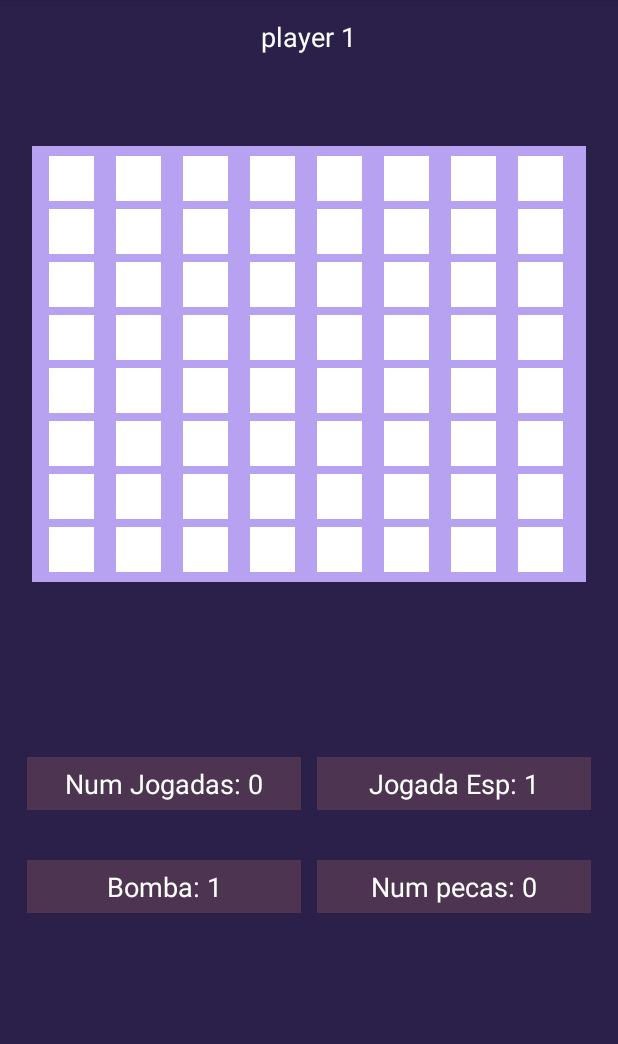
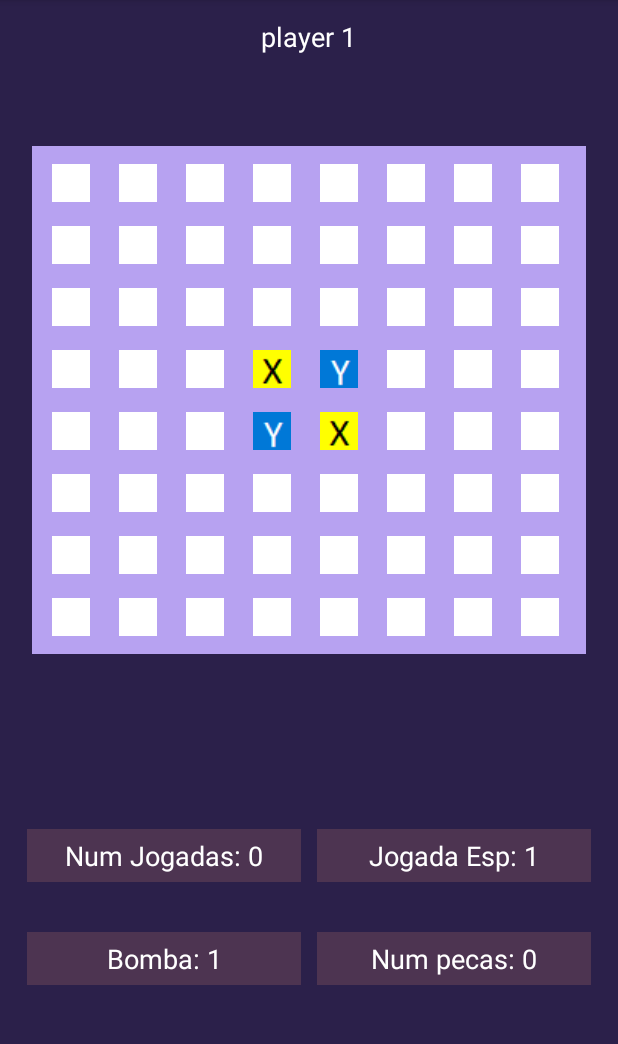
Before and after one commit to andre170594/tpFirebase, an Android app: the Modo1 screen opened directly, with no data from a screen before it, on a phone screen of 412 x 824 dp, the part 84-1128 px from its top. Run offline under Robolectric (Android 15) with nearby library versions, the phone set to English and light mode, and no system bars.

Commit message:
updtadegrid2

```diff
--- a/app/src/main/java/com/jaffar/tpfirebase/GridAdapter.kt
+++ /dev/null
@@ -1,42 +0,0 @@
-package com.jaffar.tpfirebase
-
-import android.content.Context
-import android.graphics.Color
-import android.os.Parcel
-import android.os.Parcelable
-import android.view.View
-import android.view.ViewGroup
-import android.widget.BaseAdapter
-import android.widget.Button
-import android.widget.ImageView
-import com.jaffar.tpfirebase.R.layout.grid_item
-import com.jaffar.tpfirebase.model.Item
-import android.view.LayoutInflater as LayoutInflater1
-
-class GridAdapter(var context: Context,var arrayList: ArrayList<Item>) : BaseAdapter() {
-
-    override fun getCount(): Int {
-        return arrayList.size
-    }
-
-    override fun getItem(p0: Int): Any {
-        return arrayList[p0]
-    }
-
-    override fun getItemId(p0: Int): Long {
-       return p0.toLong()
-    }
-
-    override fun getView(pos: Int, convertView: View?, parent: ViewGroup?): View {
-        var view:View = View.inflate(context,R.layout.grid_item, null)
-
-        var item:ImageView = view.findViewById(R.id.imgView)
-        var listItems: Item = arrayList[pos]
-
-        item.setPadding(1,1,1,1)
-
-        return view
-    }
-
-
-}
--- a/app/src/main/java/com/jaffar/tpfirebase/MainActivity.kt
+++ b/app/src/main/java/com/jaffar/tpfirebase/MainActivity.kt
@@ -14,8 +14,6 @@ class MainActivity : AppCompatActivity() {
         bindMain = ActivityMainBinding.inflate(layoutInflater)
         setContentView(bindMain.root)
 
-
-
         bindMain.btnModo1.setOnClickListener {
             val intent = Intent(this, Modo1::class.java)
             startActivity(intent)
--- a/app/src/main/java/com/jaffar/tpfirebase/Modo1.kt
+++ b/app/src/main/java/com/jaffar/tpfirebase/Modo1.kt
@@ -1,59 +1,51 @@
 package com.jaffar.tpfirebase
 
 import android.graphics.Color
-import android.media.Image
 import androidx.appcompat.app.AppCompatActivity
 import android.os.Bundle
 import android.view.View
 import android.widget.*
-import androidx.core.view.get
 import com.jaffar.tpfirebase.databinding.ActivityModo1Binding
-import com.jaffar.tpfirebase.model.Item
 
 
+class Modo1 : AppCompatActivity(){
 
 
+    private lateinit var bindModo1: ActivityModo1Binding
 
-class Modo1 : AppCompatActivity(), AdapterView.OnItemClickListener{
+    lateinit var gridView: GridView
+    var pecasImages = ArrayList<Int>(64)
 
-
-    private var arrayList: ArrayList<Item>? = null
-    private var gridView: GridView ? = null
-    private var gridAdapter:GridAdapter ? = null
-
-    private lateinit var bindModo1: ActivityModo1Binding
     override fun onCreate(savedInstanceState: Bundle?) {
         super.onCreate(savedInstanceState)
         bindModo1 = ActivityModo1Binding.inflate(layoutInflater)
         setContentView(bindModo1.root)
 
-        arrayList = ArrayList()
-        arrayList = setData()
-        gridAdapter = GridAdapter(applicationContext,arrayList!!)
-        bindModo1.gridView?.adapter = gridAdapter
-        bindModo1.gridView?.onItemClickListener = this
+
+       for(i in 0 until 64){
+           if(i == 27 || i == 36)
+            pecasImages.add(R.drawable.x)
+            else
+           if(i == 28 || i == 35)
+               pecasImages.add(R.drawable.y)
+           else
+               pecasImages.add(R.drawable.blank)
+       }
+
+
+        gridView = bindModo1.gridView
+
+
+
+        val pecasAdapter = PecasAdapter(this,pecasImages)
+        gridView.adapter = pecasAdapter
+
+        gridView.onItemClickListener = AdapterView.OnItemClickListener { _, _, pos, _ ->
+            pecasImages.set(27,R.drawable.x)
+        }
+
 
     }
 
 
-    private fun setData():ArrayList<Item>{
-        var arrayList: ArrayList<Item> = ArrayList()
-
-        for (i in 1..8) {
-            for (i in 1..8) {
-                arrayList.add(Item(ImageView(this)))
-            }
-        }
-
-        return arrayList
-    }
-
-    override fun onItemClick(parent: AdapterView<*>?, view: View?, position: Int, id: Long) {
-
-        arrayList!![position].image!!.apply { setBackgroundColor(Color.parseColor("#7f66ff")) }
-
-       parent!![position].setBackgroundColor(Color.parseColor("#7f66ff"))
-
-    }
-
 }
--- /dev/null
+++ b/app/src/main/java/com/jaffar/tpfirebase/PecasAdapter.kt
@@ -0,0 +1,43 @@
+package com.jaffar.tpfirebase
+
+import android.content.Context
+import android.view.LayoutInflater
+import android.view.View
+import android.view.ViewGroup
+import android.widget.BaseAdapter
+import android.widget.ImageView
+import android.widget.ListAdapter
+
+class PecasAdapter(private val context: Context, private val pecas:ArrayList<Int>) : BaseAdapter() {
+
+
+    private var layoutInflater: LayoutInflater? = null
+    private lateinit var imageView: ImageView
+
+
+    override fun getCount(): Int {
+        return pecas.size
+    }
+
+    override fun getItem(p0: Int): Any? {
+        return null
+    }
+
+    override fun getItemId(p0: Int): Long {
+        return  0
+    }
+
+    override fun getView(position: Int, convertView: View?, parent: ViewGroup?): View? {
+        var convertView = convertView;
+        if(layoutInflater == null)
+            layoutInflater = context.getSystemService(Context.LAYOUT_INFLATER_SERVICE) as LayoutInflater
+        if(convertView == null)
+            convertView = layoutInflater!!.inflate(R.layout.rowitem,null)
+        imageView=convertView!!.findViewById(R.id.imageView)
+        imageView.setImageResource(pecas[position])
+        return convertView
+
+    }
+
+
+}
--- a/app/src/main/java/com/jaffar/tpfirebase/model/Item.kt
+++ /dev/null
@@ -1,12 +0,0 @@
-package com.jaffar.tpfirebase.model
-
-import android.graphics.Color
-import android.widget.ImageView
-
-class Item {
-    var image: ImageView? = null
-
-    constructor(image:ImageView){
-        this.image=image
-    }
-}
--- a/app/src/main/res/layout/activity_modo1.xml
+++ b/app/src/main/res/layout/activity_modo1.xml
@@ -22,7 +22,6 @@
         app:layout_constraintEnd_toEndOf="parent"
         app:layout_constraintStart_toStartOf="parent"
         app:layout_constraintTop_toTopOf="parent"
-
         >
 
         <TextView
--- a/app/src/main/res/layout/grid_item.xml
+++ /dev/null
@@ -1,21 +0,0 @@
-<?xml version="1.0" encoding="utf-8"?>
-<LinearLayout xmlns:android="http://schemas.android.com/apk/res/android"
-    android:orientation="vertical"
-    android:layout_width="match_parent"
-    android:layout_height="match_parent"
-    android:padding="1dp"
-    android:gravity="center"
-    >
-
-
-    <ImageView
-        android:id="@+id/imgView"
-        android:layout_width="30dp"
-        android:layout_height="30dp"
-        android:padding="1dp"
-        android:layout_margin="1dp"
-        android:background="@color/white"
-        />
-
-
-</LinearLayout>
--- /dev/null
+++ b/app/src/main/res/layout/rowitem.xml
@@ -0,0 +1,15 @@
+<?xml version="1.0" encoding="utf-8"?>
+<LinearLayout xmlns:android="http://schemas.android.com/apk/res/android"
+    android:layout_width="wrap_content"
+    android:layout_height="wrap_content"
+    android:orientation="vertical"
+    android:gravity="center"
+    android:padding="8dp">
+    <ImageView
+        android:id="@+id/imageView"
+        android:layout_width="25dp"
+        android:layout_height="25dp"
+        android:layout_gravity="center"
+        />
+
+</LinearLayout>
```
Also changed, not shown: app/src/main/res/drawable-v24/blank.png (added), app/src/main/res/drawable-v24/x.png (added), app/src/main/res/drawable-v24/y.png (added).
